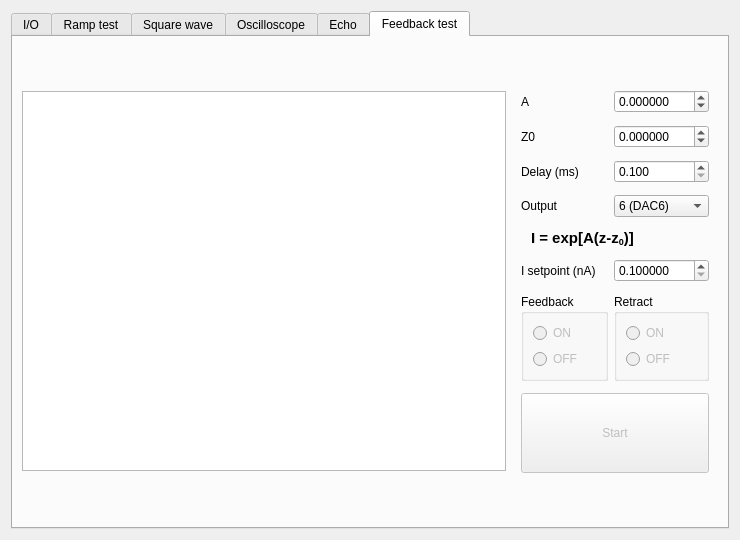
The window that pyqt5 STM software/ui/Etest.ui (freestylexyz/STM-pyqt5-software) describes before a commit, drawn with Qt 5.
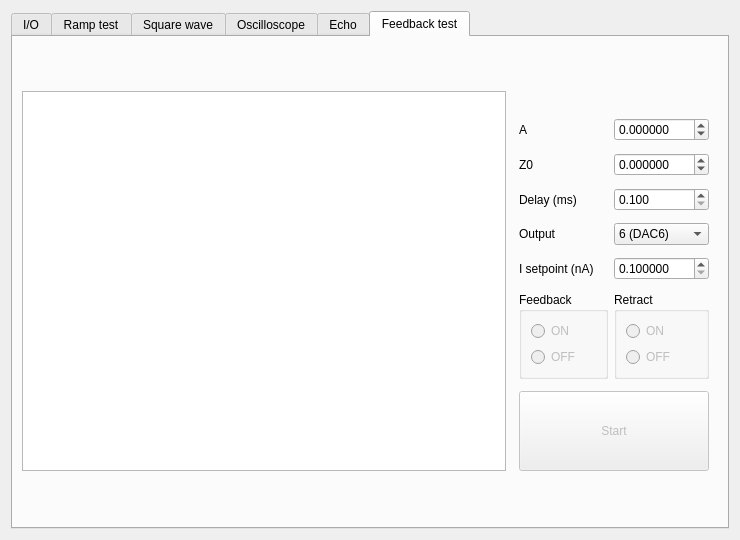
The same window after the commit. The open tabs and pages were chosen to show the change. Icons and pictures are not drawn. Custom widgets are drawn as their Qt base class.

Patch:
```diff
--- a/pyqt5 STM software/ui/Etest.ui
+++ b/pyqt5 STM software/ui/Etest.ui
@@ -1944,17 +1944,23 @@
        <item row="0" column="1">
         <widget class="QWidget" name="widget_7" native="true">
          <property name="sizePolicy">
-          <sizepolicy hsizetype="Preferred" vsizetype="Maximum">
+          <sizepolicy hsizetype="Fixed" vsizetype="Maximum">
            <horstretch>0</horstretch>
            <verstretch>0</verstretch>
           </sizepolicy>
          </property>
          <property name="minimumSize">
           <size>
-           <width>0</width>
+           <width>208</width>
            <height>380</height>
           </size>
          </property>
+         <property name="maximumSize">
+          <size>
+           <width>208</width>
+           <height>16777215</height>
+          </size>
+         </property>
          <layout class="QGridLayout" name="gridLayout_27">
           <property name="leftMargin">
            <number>9</number>
@@ -1965,13 +1971,20 @@
           <property name="verticalSpacing">
            <number>12</number>
           </property>
-          <item row="5" column="1">
-           <widget class="QDoubleSpinBox" name="spinBox_IsptInput_FTest">
+          <item row="4" column="0">
+           <widget class="QLabel" name="label_19">
+            <property name="text">
+             <string>Output</string>
+            </property>
+           </widget>
+          </item>
+          <item row="2" column="1">
+           <widget class="QDoubleSpinBox" name="spinBox_Z0Input_FTest">
             <property name="decimals">
              <number>6</number>
             </property>
             <property name="minimum">
-             <double>0.100000000000000</double>
+             <double>-10.000000000000000</double>
             </property>
             <property name="maximum">
              <double>10.000000000000000</double>
@@ -1981,7 +1994,94 @@
             </property>
            </widget>
           </item>
-          <item row="7" column="0" colspan="2">
+          <item row="1" column="1">
+           <widget class="QDoubleSpinBox" name="spinBox_AInput_FTest">
+            <property name="decimals">
+             <number>6</number>
+            </property>
+            <property name="minimum">
+             <double>-10.000000000000000</double>
+            </property>
+            <property name="maximum">
+             <double>10.000000000000000</double>
+            </property>
+            <property name="stepType">
+             <enum>QAbstractSpinBox::AdaptiveDecimalStepType</enum>
+            </property>
+           </widget>
+          </item>
+          <item row="7" column="0">
+           <widget class="QGroupBox" name="groupBox_Feedback_FTest">
+            <property name="title">
+             <string>Feedback</string>
+            </property>
+            <layout class="QGridLayout" name="gridLayout_26">
+             <property name="topMargin">
+              <number>9</number>
+             </property>
+             <item row="0" column="0">
+              <widget class="QRadioButton" name="radioButton_ON_Fdbk">
+               <property name="enabled">
+                <bool>false</bool>
+               </property>
+               <property name="text">
+                <string>ON</string>
+               </property>
+              </widget>
+             </item>
+             <item row="1" column="0">
+              <widget class="QRadioButton" name="radioButton_OFF_Fdbk">
+               <property name="enabled">
+                <bool>false</bool>
+               </property>
+               <property name="text">
+                <string>OFF</string>
+               </property>
+              </widget>
+             </item>
+            </layout>
+           </widget>
+          </item>
+          <item row="7" column="1">
+           <widget class="QGroupBox" name="groupBox_Retract_FTest">
+            <property name="title">
+             <string>Retract</string>
+            </property>
+            <layout class="QGridLayout" name="gridLayout_28">
+             <property name="topMargin">
+              <number>9</number>
+             </property>
+             <item row="0" column="0">
+              <widget class="QRadioButton" name="radioButton_ON_Retr">
+               <property name="enabled">
+                <bool>false</bool>
+               </property>
+               <property name="text">
+                <string>ON</string>
+               </property>
+              </widget>
+             </item>
+             <item row="1" column="0">
+              <widget class="QRadioButton" name="radioButton_OFF_Retr">
+               <property name="enabled">
+                <bool>false</bool>
+               </property>
+               <property name="text">
+                <string>OFF</string>
+               </property>
+              </widget>
+             </item>
+            </layout>
+           </widget>
+          </item>
+          <item row="1" column="0">
+           <widget class="QLabel" name="label_16">
+            <property name="text">
+             <string>A</string>
+            </property>
+           </widget>
+          </item>
+          <item row="8" column="0" colspan="2">
            <widget class="QPushButton" name="pushButton_Start_FTest">
             <property name="enabled">
              <bool>false</bool>
@@ -2003,92 +2103,44 @@
             </property>
            </widget>
           </item>
-          <item row="2" column="0">
+          <item row="6" column="0">
+           <widget class="QLabel" name="label_21">
+            <property name="text">
+             <string>I setpoint (nA)</string>
+            </property>
+           </widget>
+          </item>
+          <item row="3" column="0">
            <widget class="QLabel" name="label_18">
             <property name="text">
              <string>Delay (ms)</string>
             </property>
            </widget>
           </item>
-          <item row="1" column="0">
+          <item row="6" column="1">
+           <widget class="QDoubleSpinBox" name="spinBox_IsptInput_FTest">
+            <property name="decimals">
+             <number>6</number>
+            </property>
+            <property name="minimum">
+             <double>0.100000000000000</double>
+            </property>
+            <property name="maximum">
+             <double>10.000000000000000</double>
+            </property>
+            <property name="stepType">
+             <enum>QAbstractSpinBox::AdaptiveDecimalStepType</enum>
+            </property>
+           </widget>
+          </item>
+          <item row="2" column="0">
            <widget class="QLabel" name="label_17">
             <property name="text">
              <string>Z0</string>
             </property>
            </widget>
           </item>
-          <item row="4" column="0" colspan="2">
-           <widget class="QLabel" name="label_Formula_FTest">
-            <property name="text">
-             <string>&lt;html&gt;&lt;head/&gt;&lt;body&gt;&lt;p&gt;&lt;span style=&quot; font-size:11pt; font-weight:600;&quot;&gt;I = exp[A(z-z&lt;/span&gt;&lt;span style=&quot; font-size:11pt; font-weight:600; vertical-align:sub;&quot;&gt;0&lt;/span&gt;&lt;span style=&quot; font-size:11pt; font-weight:600;&quot;&gt;)]&lt;/span&gt;&lt;/p&gt;&lt;/body&gt;&lt;/html&gt;</string>
-            </property>
-            <property name="textFormat">
-             <enum>Qt::RichText</enum>
-            </property>
-            <property name="margin">
-             <number>0</number>
-            </property>
-            <property name="indent">
-             <number>10</number>
-            </property>
-           </widget>
-          </item>
-          <item row="6" column="1">
-           <widget class="QGroupBox" name="groupBox_Retract_FTest">
-            <property name="title">
-             <string>Retract</string>
-            </property>
-            <layout class="QGridLayout" name="gridLayout_28">
-             <property name="topMargin">
-              <number>9</number>
-             </property>
-             <item row="0" column="0">
-              <widget class="QRadioButton" name="radioButton_ON_Retr">
-               <property name="enabled">
-                <bool>false</bool>
-               </property>
-               <property name="text">
-                <string>ON</string>
-               </property>
-              </widget>
-             </item>
-             <item row="1" column="0">
-              <widget class="QRadioButton" name="radioButton_OFF_Retr">
-               <property name="enabled">
-                <bool>false</bool>
-               </property>
-               <property name="text">
-                <string>OFF</string>
-               </property>
-              </widget>
-             </item>
-            </layout>
-           </widget>
-          </item>
-          <item row="3" column="0">
-           <widget class="QLabel" name="label_19">
-            <property name="text">
-             <string>Output</string>
-            </property>
-           </widget>
-          </item>
-          <item row="1" column="1">
-           <widget class="QDoubleSpinBox" name="spinBox_Z0Input_FTest">
-            <property name="decimals">
-             <number>6</number>
-            </property>
-            <property name="minimum">
-             <double>-10.000000000000000</double>
-            </property>
-            <property name="maximum">
-             <double>10.000000000000000</double>
-            </property>
-            <property name="stepType">
-             <enum>QAbstractSpinBox::AdaptiveDecimalStepType</enum>
-            </property>
-           </widget>
-          </item>
-          <item row="3" column="1">
+          <item row="4" column="1">
            <widget class="QComboBox" name="comboBox_OutCh_FTest">
             <item>
              <property name="text">
@@ -2117,69 +2169,7 @@
             </item>
            </widget>
           </item>
-          <item row="0" column="0">
-           <widget class="QLabel" name="label_16">
-            <property name="text">
-             <string>A</string>
-            </property>
-           </widget>
-          </item>
-          <item row="5" column="0">
-           <widget class="QLabel" name="label_21">
-            <property name="text">
-             <string>I setpoint (nA)</string>
-            </property>
-           </widget>
-          </item>
-          <item row="0" column="1">
-           <widget class="QDoubleSpinBox" name="spinBox_AInput_FTest">
-            <property name="decimals">
-             <number>6</number>
-            </property>
-            <property name="minimum">
-             <double>-10.000000000000000</double>
-            </property>
-            <property name="maximum">
-             <double>10.000000000000000</double>
-            </property>
-            <property name="stepType">
-             <enum>QAbstractSpinBox::AdaptiveDecimalStepType</enum>
-            </property>
-           </widget>
-          </item>
-          <item row="6" column="0">
-           <widget class="QGroupBox" name="groupBox_Feedback_FTest">
-            <property name="title">
-             <string>Feedback</string>
-            </property>
-            <layout class="QGridLayout" name="gridLayout_26">
-             <property name="topMargin">
-              <number>9</number>
-             </property>
-             <item row="0" column="0">
-              <widget class="QRadioButton" name="radioButton_ON_Fdbk">
-               <property name="enabled">
-                <bool>false</bool>
-               </property>
-               <property name="text">
-                <string>ON</string>
-               </property>
-              </widget>
-             </item>
-             <item row="1" column="0">
-              <widget class="QRadioButton" name="radioButton_OFF_Fdbk">
-               <property name="enabled">
-                <bool>false</bool>
-               </property>
-               <property name="text">
-                <string>OFF</string>
-               </property>
-              </widget>
-             </item>
-            </layout>
-           </widget>
-          </item>
-          <item row="2" column="1">
+          <item row="3" column="1">
            <widget class="QDoubleSpinBox" name="spinBox_DelayInput_FTest">
             <property name="decimals">
              <number>3</number>
@@ -2195,6 +2185,37 @@
             </property>
            </widget>
           </item>
+          <item row="0" column="0" colspan="2">
+           <widget class="QLabel" name="label_Formula_FTest">
+            <property name="sizePolicy">
+             <sizepolicy hsizetype="Minimum" vsizetype="Minimum">
+              <horstretch>0</horstretch>
+              <verstretch>0</verstretch>
+             </sizepolicy>
+            </property>
+            <property name="maximumSize">
+             <size>
+              <width>16777215</width>
+              <height>20</height>
+             </size>
+            </property>
+            <property name="textFormat">
+             <enum>Qt::RichText</enum>
+            </property>
+            <property name="pixmap">
+             <pixmap resource="logo.qrc">:/indication/data/CodeCogsEqn.png</pixmap>
+            </property>
+            <property name="scaledContents">
+             <bool>true</bool>
+            </property>
+            <property name="margin">
+             <number>0</number>
+            </property>
+            <property name="indent">
+             <number>10</number>
+            </property>
+           </widget>
+          </item>
          </layout>
         </widget>
        </item>
```
